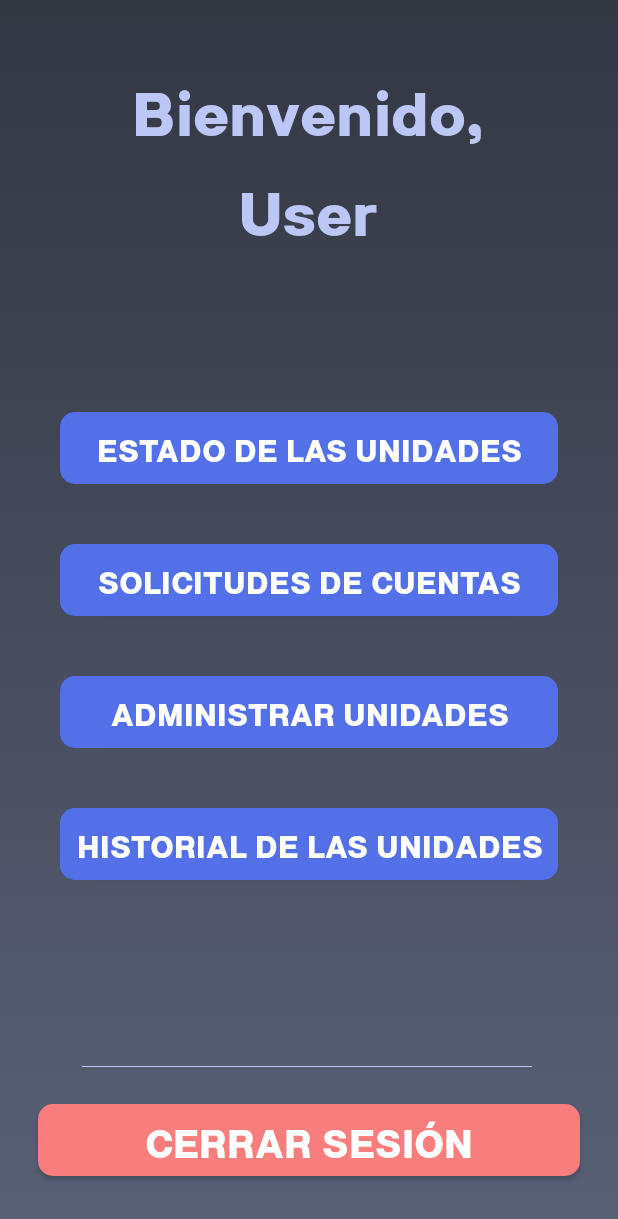
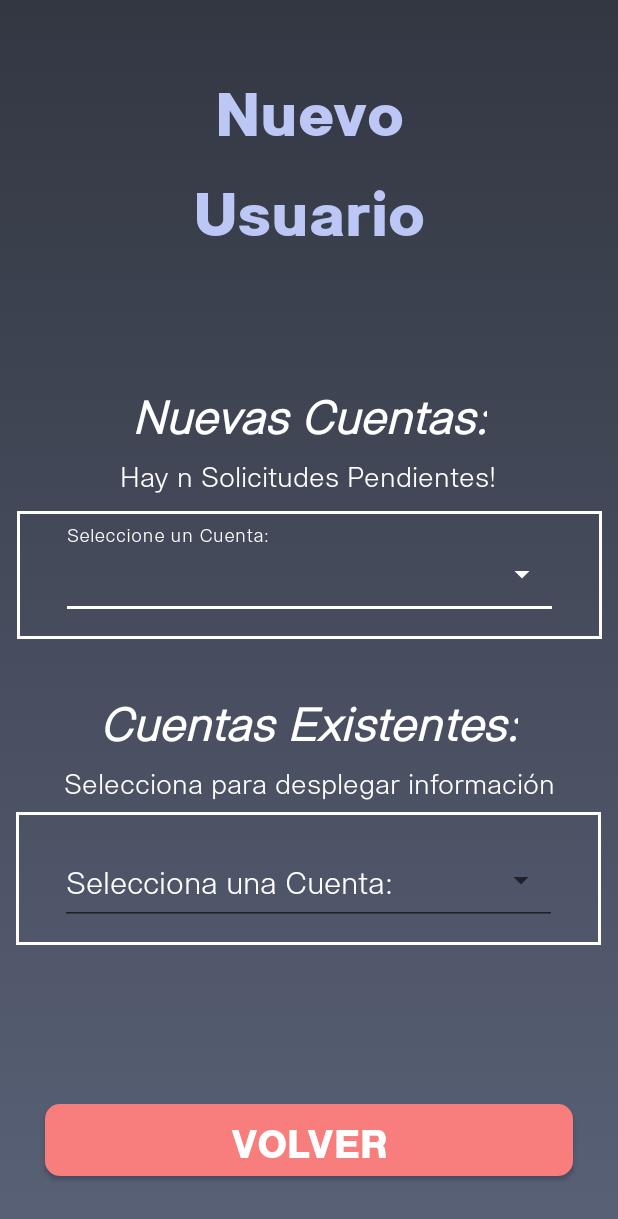
Before and after one commit to MoisesMoralesGtz/PIA-MOVILES2023, an Android app: the screen it shows after launch (main_administrador before the commit, solicitudes_cuentas after it), on a phone screen of 412 x 824 dp. Shown: the top 1219 px of the screen. Run offline under Robolectric (Android 15) with nearby library versions, the phone set to English and light mode, and no system bars.

Commit message:
Dropdown menu with some visual errors

```diff
--- a/app/src/main/AndroidManifest.xml
+++ b/app/src/main/AndroidManifest.xml
@@ -12,21 +12,26 @@
         android:theme="@style/Theme.AdministradorDeUnidadesMóvilesE2023"
         tools:targetApi="31">
         <activity
-            android:name=".main_administrador"
+            android:name=".solicitudes_cuentas"
             android:exported="true">
             <intent-filter>
                 <action android:name="android.intent.action.MAIN" />
 
                 <category android:name="android.intent.category.LAUNCHER" />
             </intent-filter>
+
+        </activity>
+        <activity
+            android:name=".main_administrador"
+            android:exported="true">
+
         </activity>
         <activity
             android:name=".nuevo_usuario"
-            android:exported="true">
-        </activity>
+            android:exported="true"></activity>
         <activity
             android:name=".MainActivity"
-            android:exported="true"></activity>
+            android:exported="true" />
     </application>
 
 </manifest>
--- /dev/null
+++ b/app/src/main/java/com/example/administradordeunidadesmviles_e2023/solicitudes_cuentas.kt
@@ -0,0 +1,11 @@
+package com.example.administradordeunidadesmviles_e2023
+
+import androidx.appcompat.app.AppCompatActivity
+import android.os.Bundle
+
+class solicitudes_cuentas : AppCompatActivity() {
+    override fun onCreate(savedInstanceState: Bundle?) {
+        super.onCreate(savedInstanceState)
+        setContentView(R.layout.activity_solicitudes_cuentas)
+    }
+}
--- /dev/null
+++ b/app/src/main/res/drawable/fondo_dropdown.xml
@@ -0,0 +1,4 @@
+<?xml version="1.0" encoding="utf-8"?>
+<selector xmlns:android="http://schemas.android.com/apk/res/android">
+
+</selector>
--- a/app/src/main/res/layout/activity_nuevo_usuario.xml
+++ b/app/src/main/res/layout/activity_nuevo_usuario.xml
@@ -12,14 +12,13 @@
         android:layout_width="wrap_content"
         android:layout_height="wrap_content"
         android:fontFamily="@font/sublima_bold"
-        android:text="Nuevo\nUSuario"
+        android:text="Nuevo\nUsuario"
         android:textAlignment="center"
         android:textColor="@color/letrasColor"
 
         android:textSize="40sp"
         app:layout_constraintBottom_toBottomOf="parent"
         app:layout_constraintEnd_toEndOf="parent"
-        app:layout_constraintHorizontal_bias="0.454"
         app:layout_constraintStart_toStartOf="parent"
         app:layout_constraintTop_toTopOf="parent"
         app:layout_constraintVertical_bias="0.055" />
@@ -159,11 +158,11 @@
         android:layout_height="wrap_content"
         android:layout_marginStart="30dp"
         android:layout_marginBottom="40dp"
-        android:background="@drawable/btn_continuar"
+        android:background="@drawable/btn_regresar"
         android:fontFamily="@font/sublima_bold"
 
         android:text="Volver"
-        android:textColor="@drawable/btn_continuar_texto"
+        android:textColor="@drawable/btn_regresar_texto"
         android:textSize="25sp"
         app:layout_constraintBottom_toBottomOf="parent"
         app:layout_constraintEnd_toStartOf="@+id/btnIngresar"
--- /dev/null
+++ b/app/src/main/res/layout/activity_solicitudes_cuentas.xml
@@ -0,0 +1,170 @@
+<?xml version="1.0" encoding="utf-8"?>
+<androidx.constraintlayout.widget.ConstraintLayout xmlns:android="http://schemas.android.com/apk/res/android"
+    xmlns:app="http://schemas.android.com/apk/res-auto"
+    xmlns:tools="http://schemas.android.com/tools"
+    android:layout_width="match_parent"
+    android:layout_height="match_parent"
+    android:background="@drawable/fondo_pantallas"
+    tools:context=".solicitudes_cuentas">
+
+    <TextView
+        android:id="@+id/textView"
+        android:layout_width="wrap_content"
+        android:layout_height="wrap_content"
+        android:fontFamily="@font/sublima_bold"
+        android:text="Nuevo\nUsuario"
+        android:textAlignment="center"
+        android:textColor="@color/letrasColor"
+
+        android:textSize="40sp"
+        app:layout_constraintBottom_toBottomOf="parent"
+        app:layout_constraintEnd_toEndOf="parent"
+        app:layout_constraintStart_toStartOf="parent"
+        app:layout_constraintTop_toTopOf="parent"
+        app:layout_constraintVertical_bias="0.055" />
+
+    <TextView
+        android:id="@+id/txtNombre"
+        android:layout_width="wrap_content"
+        android:layout_height="wrap_content"
+        android:layout_marginTop="20dp"
+        android:fontFamily="@font/sublima_light"
+        android:text="@string/nCuentas"
+        android:textAlignment="center"
+
+        android:textColor="@color/white"
+        android:textSize="30sp"
+        app:layout_constraintBottom_toBottomOf="parent"
+        app:layout_constraintEnd_toEndOf="parent"
+        app:layout_constraintStart_toStartOf="parent"
+        app:layout_constraintTop_toBottomOf="@+id/textView"
+        app:layout_constraintVertical_bias="0.099" />
+
+
+    <TextView
+        android:id="@+id/labelnCuentas"
+        android:layout_width="wrap_content"
+        android:layout_height="wrap_content"
+        android:fontFamily="@font/sublima_light"
+        android:text="Hay n Solicitudes Pendientes!"
+        android:textAlignment="center"
+
+        android:textColor="@color/white"
+        android:textSize="18sp"
+        app:layout_constraintEnd_toEndOf="parent"
+        app:layout_constraintHorizontal_bias="0.496"
+        app:layout_constraintStart_toStartOf="parent"
+        app:layout_constraintTop_toBottomOf="@+id/txtNombre" />
+
+    <TextView
+        android:id="@+id/txtUser"
+        android:layout_width="wrap_content"
+        android:layout_height="wrap_content"
+        android:layout_marginTop="28dp"
+        android:fontFamily="@font/sublima_light"
+
+        android:text="@string/eCuentas"
+        android:textAlignment="center"
+        android:textColor="@color/white"
+        android:textSize="30sp"
+        app:layout_constraintEnd_toEndOf="parent"
+        app:layout_constraintHorizontal_bias="0.496"
+        app:layout_constraintStart_toStartOf="parent"
+        app:layout_constraintTop_toBottomOf="@+id/textInputLayoutNCUENTA" />
+
+    <TextView
+        android:id="@+id/labeleCuentas"
+        android:layout_width="wrap_content"
+        android:layout_height="wrap_content"
+        android:fontFamily="@font/sublima_light"
+        android:text="Selecciona para desplegar información"
+        android:textAlignment="center"
+
+        android:textColor="@color/white"
+        android:textSize="18sp"
+        app:layout_constraintEnd_toEndOf="parent"
+        app:layout_constraintStart_toStartOf="parent"
+        app:layout_constraintTop_toBottomOf="@+id/txtUser" />
+
+    <Button
+        android:id="@+id/btnVolver"
+        android:layout_width="match_parent"
+
+        android:layout_height="wrap_content"
+        android:layout_marginStart="30dp"
+        android:layout_marginEnd="30dp"
+        android:layout_marginBottom="40dp"
+        android:background="@drawable/btn_regresar"
+        android:fontFamily="@font/sublima_bold"
+
+        android:text="Volver"
+        android:textColor="@drawable/btn_regresar_texto"
+        android:textSize="25sp"
+        app:layout_constraintBottom_toBottomOf="parent"
+        app:layout_constraintStart_toStartOf="parent" />
+
+    <com.google.android.material.textfield.TextInputLayout
+        android:id="@+id/textInputLayoutNCUENTA"
+        style="@style/Widget.MaterialComponents.TextInputLayout.OutlinedBox.ExposedDropdownMenu"
+        android:layout_width="390dp"
+        android:layout_height="wrap_content"
+        android:layout_marginTop="40dp"
+        android:paddingTop="10px"
+        android:hint="Seleccione un Cuenta:"
+        android:background="@drawable/estilo_inputs"
+        android:textColorHint="@color/white"
+        android:inputType="none"
+        android:paddingLeft="29dp"
+
+        android:paddingRight="29dp"
+        android:theme="@style/Spinner"
+        app:layout_constraintEnd_toEndOf="parent"
+        app:layout_constraintStart_toStartOf="parent"
+        app:layout_constraintTop_toBottomOf="@+id/txtNombre">
+
+
+        <AutoCompleteTextView
+            android:id="@+id/dropdown_fieldNCUENTA"
+            android:layout_width="match_parent"
+            android:layout_height="60dp"
+            android:layout_marginBottom="20px"
+            android:fontFamily="@font/sublima_light"
+
+            android:inputType="none"
+            android:textSize="20dp" />
+    </com.google.android.material.textfield.TextInputLayout>
+
+    <com.google.android.material.textfield.TextInputLayout
+        android:id="@+id/textInputLayoutECUENTA"
+        style="@style/Widget.MaterialComponents.TextInputLayout.OutlinedBox.ExposedDropdownMenu"
+        android:layout_width="390dp"
+        android:layout_height="wrap_content"
+        android:layout_marginTop="36dp"
+        android:hint="Selecciona una Cuenta:"
+        android:textColorHint="@color/white"
+        android:background="@drawable/estilo_inputs"
+
+        android:inputType="none"
+        android:paddingLeft="29dp"
+        android:paddingTop="10dp"
+        android:paddingRight="29dp"
+        android:theme="@style/Spinner"
+
+        app:layout_constraintEnd_toEndOf="parent"
+        app:layout_constraintHorizontal_bias="0.476"
+        app:layout_constraintStart_toStartOf="parent"
+        app:layout_constraintTop_toBottomOf="@+id/txtUser">
+
+        <AutoCompleteTextView
+            android:id="@+id/dropdown_fieldECUENTA"
+            android:layout_width="match_parent"
+            android:fontFamily="@font/sublima_light"
+            android:layout_height="60dp"
+            android:textColor="@color/white"
+            android:layout_marginBottom="20px"
+            android:inputType="none"
+            android:textSize="20dp"
+            />
+    </com.google.android.material.textfield.TextInputLayout>
+
+</androidx.constraintlayout.widget.ConstraintLayout>
--- a/app/src/main/res/values/colors.xml
+++ b/app/src/main/res/values/colors.xml
@@ -19,5 +19,5 @@
 
     <color name="regresarBoton">#F87E7E</color>
     <color name="regresarLetras">#650000</color>
-    <color name="regresarActivado">#FFD9D9</color>
+    <color name="regresarActivado">#F87E7E</color>
 </resources>
--- a/app/src/main/res/values/strings.xml
+++ b/app/src/main/res/values/strings.xml
@@ -2,4 +2,6 @@
     <string name="app_name">AdministradorDeUnidadesMóviles-E2023</string>
 
     <string name="pseudohiperlink"><u><i><b>¿No tienes una cuenta?, ¡create una!</b> </i></u></string>
+    <string name="nCuentas"><i><b>Nuevas Cuentas:</b></i></string>
+    <string name="eCuentas"><i><b>Cuentas Existentes:</b></i></string>
 </resources>
--- a/app/src/main/res/values/themes.xml
+++ b/app/src/main/res/values/themes.xml
@@ -8,9 +8,24 @@
         <!-- Secondary brand color. -->
         <item name="colorSecondary">@color/teal_200</item>
         <item name="colorSecondaryVariant">@color/teal_700</item>
-        <item name="colorOnSecondary">@color/black</item>
+        <item name="colorOnSecondary">@color/white</item>
         <!-- Status bar color. -->
         <item name="android:statusBarColor">@color/fondoBotones</item>
         <!-- Customize your theme here. -->
     </style>
+
+    <style name="Spinner" parent="Theme.MaterialComponents.Light.NoActionBar">
+        <!-- Primary brand color. -->
+        <item name="colorPrimary">@color/white</item>
+        <item name="colorPrimaryVariant">@color/white</item>
+        <item name="colorOnPrimary">@color/white</item>
+        <!-- Secondary brand color. -->
+        <item name="colorSecondary">@color/white</item>
+        <item name="colorSecondaryVariant">@color/white</item>
+        <item name="colorOnSecondary">@color/white</item>
+        <!-- Status bar color. -->
+        <item name="android:statusBarColor">?attr/colorPrimaryVariant</item>
+        <!-- Customize your theme here. -->
+
+    </style>
 </resources>
```
